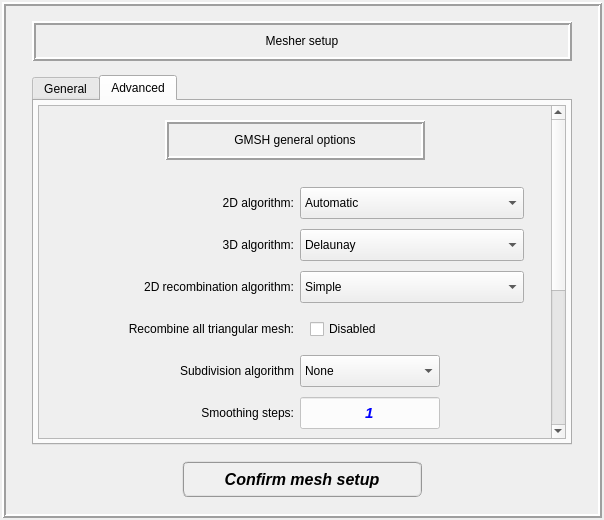
MOPT-UFSC/VIBRA, file data/ui_files/mesh/element_setup.ui: the form before one commit.
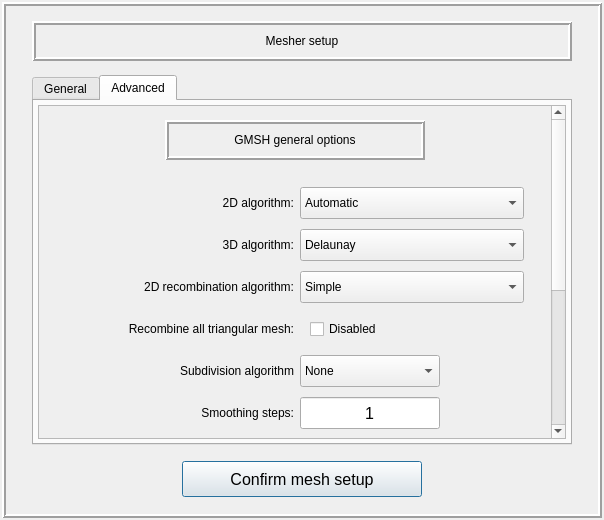
The form after the commit. The open tabs and pages were chosen to show the change.

Commit message: Font and size adjustments

Patch:
```diff
--- a/data/ui_files/mesh/element_setup.ui
+++ b/data/ui_files/mesh/element_setup.ui
@@ -1074,7 +1074,7 @@
               <property name="geometry">
                <rect>
                 <x>0</x>
-                <y>-232</y>
+                <y>0</y>
                 <width>507</width>
                 <height>592</height>
                </rect>
@@ -1626,16 +1626,15 @@
                     </property>
                     <property name="font">
                      <font>
-                      <family>Arial</family>
-                      <pointsize>11</pointsize>
-                      <weight>75</weight>
-                      <italic>true</italic>
-                      <bold>true</bold>
+                      <family>Segoe UI</family>
+                      <pointsize>12</pointsize>
+                      <weight>50</weight>
+                      <italic>false</italic>
+                      <bold>false</bold>
                      </font>
                     </property>
                     <property name="styleSheet">
-                     <string notr="true">color: rgb(0, 0, 255);
-background-color: rgba(255, 255, 255, 200);</string>
+                     <string notr="true">font: 12pt &quot;Segoe UI&quot;;</string>
                     </property>
                     <property name="text">
                      <string>1</string>
@@ -2056,6 +2055,9 @@
         <height>52</height>
        </size>
       </property>
+      <property name="styleSheet">
+       <string notr="true">font: 13pt &quot;Segoe UI&quot;;</string>
+      </property>
       <property name="frameShape">
        <enum>QFrame::NoFrame</enum>
       </property>
@@ -2094,17 +2096,15 @@
          </property>
          <property name="font">
           <font>
-           <family>Arial</family>
+           <family>Segoe UI</family>
            <pointsize>12</pointsize>
-           <weight>75</weight>
-           <italic>true</italic>
-           <bold>true</bold>
+           <weight>50</weight>
+           <italic>false</italic>
+           <bold>false</bold>
           </font>
          </property>
          <property name="styleSheet">
-          <string notr="true">QPushButton{border-radius: 6px; border-color: rgb(150, 150, 150); border-style: ridge; border-width: 2px; color: rgb(0, 0, 0); background-color: rgb(240, 240, 240); font: 75 italic bold 12pt &quot;Arial&quot;}
-QPushButton:hover{border-radius: 6px; border-color: rgb(0, 170, 255); border-style: ridge; border-width: 2px; color: rgb(0, 0, 0); background-color: rgba(174, 213, 255, 100); font: 75 italic bold 12pt &quot;Arial&quot;}
-QPushButton:pressed{border-radius: 6px; border-color: rgb(0, 170, 255); border-style: ridge; border-width: 3px; color: rgb(0, 0, 0); background-color: rgb(174, 213, 255); font: 75 italic bold 12pt &quot;Arial&quot;}</string>
+          <string notr="true">font: 12pt &quot;Segoe UI&quot;;</string>
          </property>
          <property name="text">
           <string>Confirm mesh setup</string>
```
Left out of the diff: 176 changed lines with no effect on the pictures. The commit also changes 4 other files.
